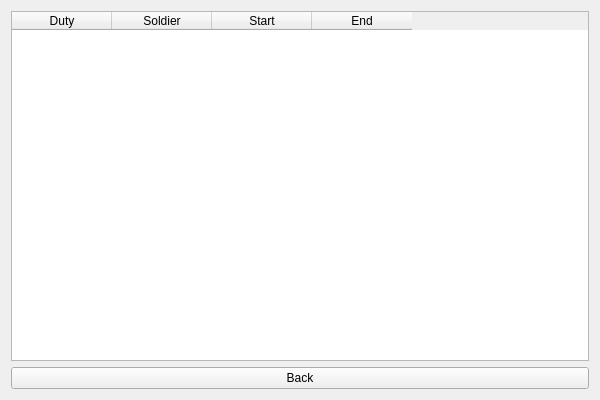
Qt form Views/dutyview.ui (MehmetHY/MilitaryOutpostManagement-Qt5) before a commit.
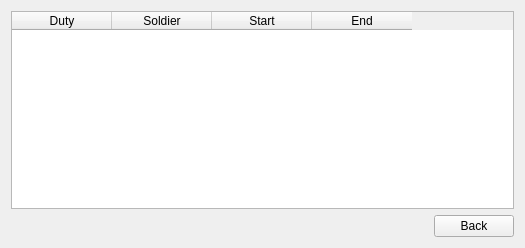
The same form after that commit.

Commit message: rearranged duty view ui

Diff of the .ui file:
```diff
--- a/Views/dutyview.ui
+++ b/Views/dutyview.ui
@@ -6,8 +6,8 @@
    <rect>
     <x>0</x>
     <y>0</y>
-    <width>600</width>
-    <height>400</height>
+    <width>525</width>
+    <height>248</height>
    </rect>
   </property>
   <property name="windowTitle">
@@ -45,11 +45,28 @@
     </widget>
    </item>
    <item row="1" column="0">
+    <layout class="QHBoxLayout" name="horizontalLayout">
+     <item>
+      <spacer name="horizontalSpacer">
+       <property name="orientation">
+        <enum>Qt::Horizontal</enum>
+       </property>
+       <property name="sizeHint" stdset="0">
+        <size>
+         <width>40</width>
+         <height>20</height>
+        </size>
+       </property>
+      </spacer>
+     </item>
+     <item>
     <widget class="QPushButton" name="backButton">
      <property name="text">
       <string>Back</string>
      </property>
     </widget>
+     </item>
+    </layout>
    </item>
   </layout>
  </widget>
```
Left out of the diff: 3 changed lines with no effect on the pictures. Lines whose indentation alone changed are shown as unchanged.
